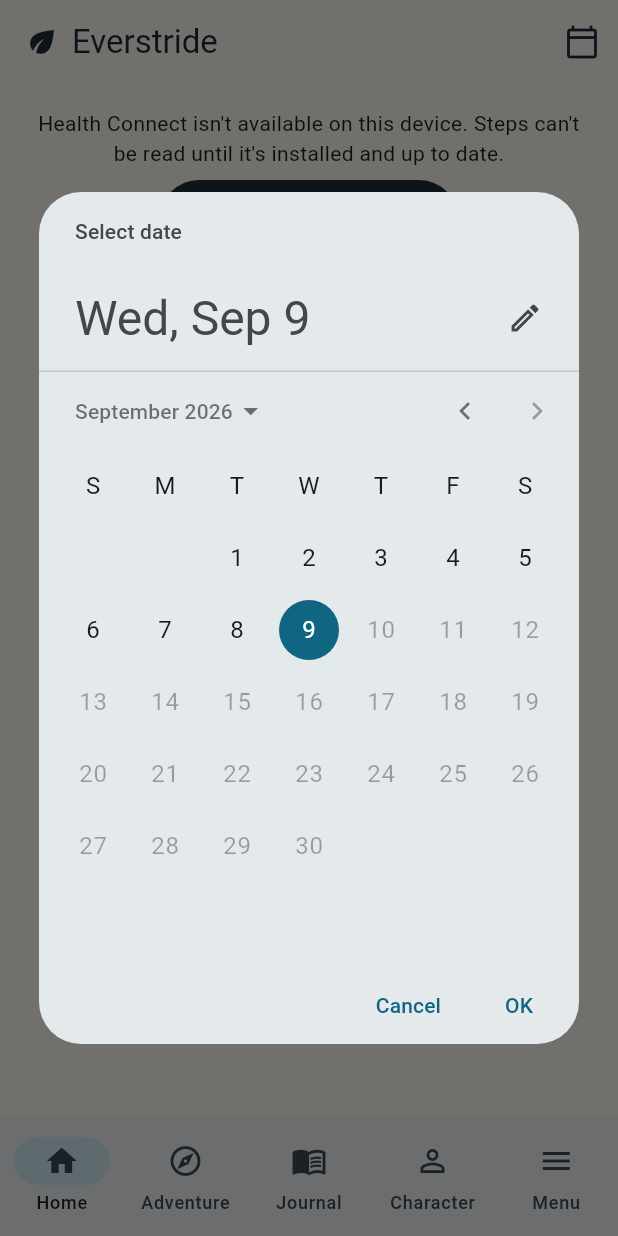
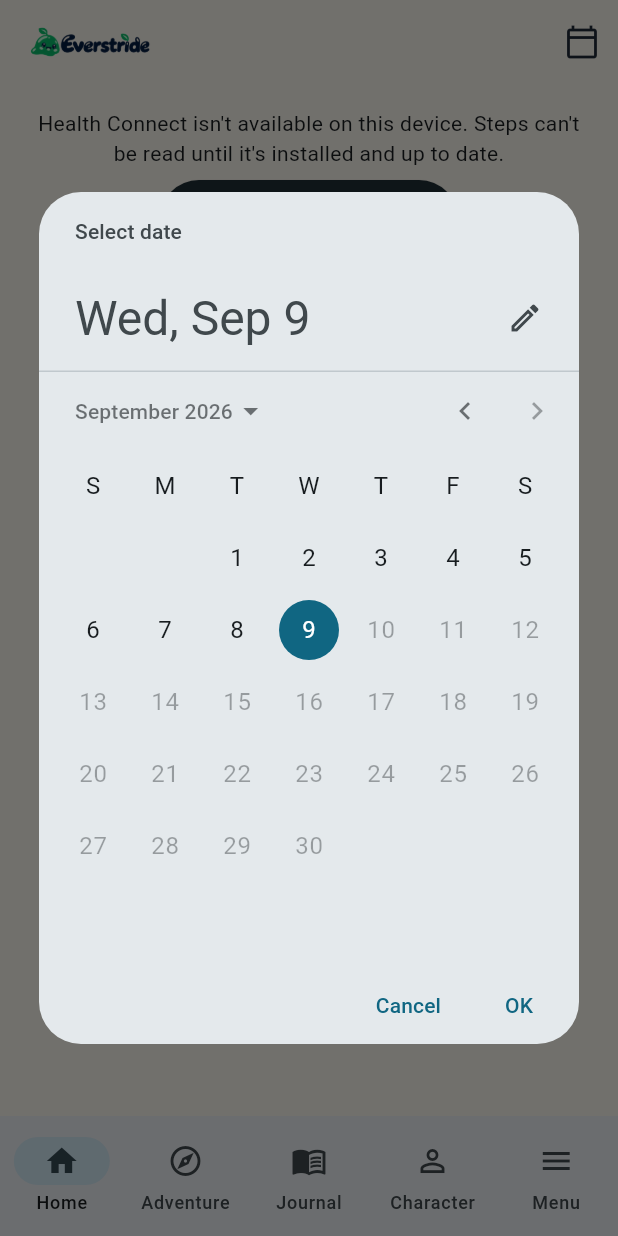
Before and after one commit to namchokGithub/everstride-mobile, a Flutter app: the screen it shows after launch, after a tap on "Get Started", after a tap on "Continue", after a tap on the "calendar today" icon, on a phone screen of 412 x 824 dp. Run offline on Flutter 3.47's test engine with Material 3 defaults, Android fonts, the phone set to English and light mode, and no system bars; our stand-ins replace drift, flutter_dotenv, flutter_riverpod, go_router; missing offline and left inert: health; accounts and stored records are empty; generated files the repository leaves out were written again.

Commit message:
feat: integrate Everstride branding and adaptive app icon
- add branded splash, onboarding, and home header logos
- replace Android launcher artwork with an adaptive icon
- update Android and iOS app icon assets

```diff
--- a/lib/app/screens/home_screen.dart
+++ b/lib/app/screens/home_screen.dart
@@ -26,8 +26,9 @@ class HomeScreen extends ConsumerWidget {
 
     return Scaffold(
       appBar: AppBar(
-        title: const Row(
-          children: [Icon(Icons.eco), SizedBox(width: 8), Text('Everstride')],
+        title: Image.asset(
+          'lib/assets/branding/logo-horizontal.png',
+          height: 32,
         ),
         actions: [
           IconButton(
--- a/lib/app/screens/onboarding_screen.dart
+++ b/lib/app/screens/onboarding_screen.dart
@@ -15,9 +15,13 @@ class OnboardingScreen extends StatelessWidget {
             child: Padding(
               padding: const EdgeInsets.all(24),
               child: Column(
-                mainAxisAlignment: MainAxisAlignment.end,
                 crossAxisAlignment: CrossAxisAlignment.start,
                 children: [
+                  Image.asset(
+                    'lib/assets/branding/logo-wordmark.png',
+                    width: 180,
+                  ),
+                  const Spacer(),
                   const Text(
                     'Real Steps\nReal Adventures',
                     style: TextStyle(
--- a/lib/app/screens/splash_screen.dart
+++ b/lib/app/screens/splash_screen.dart
@@ -44,22 +44,13 @@ class _SplashScreenState extends ConsumerState<SplashScreen> {
         fit: StackFit.expand,
         children: [
           Image.asset('lib/assets/bg.png', fit: BoxFit.cover),
-          const Center(
+          Center(
             child: Column(
               mainAxisSize: MainAxisSize.min,
               children: [
-                Icon(Icons.eco, size: 64, color: Colors.white),
-                SizedBox(height: 12),
-                Text(
-                  'Everstride',
-                  style: TextStyle(
-                    fontSize: 28,
-                    fontWeight: FontWeight.bold,
-                    color: Colors.white,
-                  ),
-                ),
-                SizedBox(height: 24),
-                CircularProgressIndicator(color: Colors.white),
+                Image.asset('lib/assets/branding/splash-logo.png', width: 220),
+                const SizedBox(height: 24),
+                const CircularProgressIndicator(color: Colors.white),
               ],
             ),
           ),
--- a/pubspec.yaml
+++ b/pubspec.yaml
@@ -71,6 +71,7 @@ flutter:
   assets:
     - .env
     - lib/assets/bg.png
+    - lib/assets/branding/
 
   # To add assets to your application, add an assets section, like this:
   # assets:
```
Also changed, not shown: lib/assets/branding/app-icon-dark.png (added), lib/assets/branding/app-icon.png (added), lib/assets/branding/logo-horizontal.png (added), lib/assets/branding/logo-mark.png (added), lib/assets/branding/logo-wordmark-dark.png (added), lib/assets/branding/logo-wordmark.png (added), lib/assets/branding/splash-logo.png (added), 25 other files.
